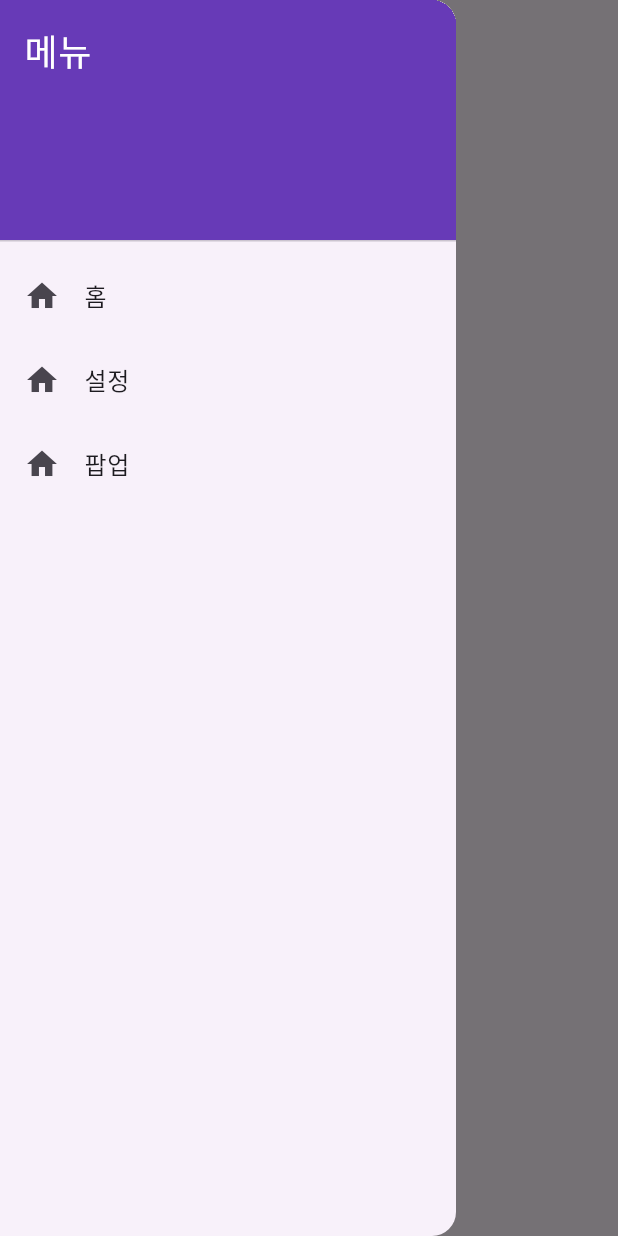
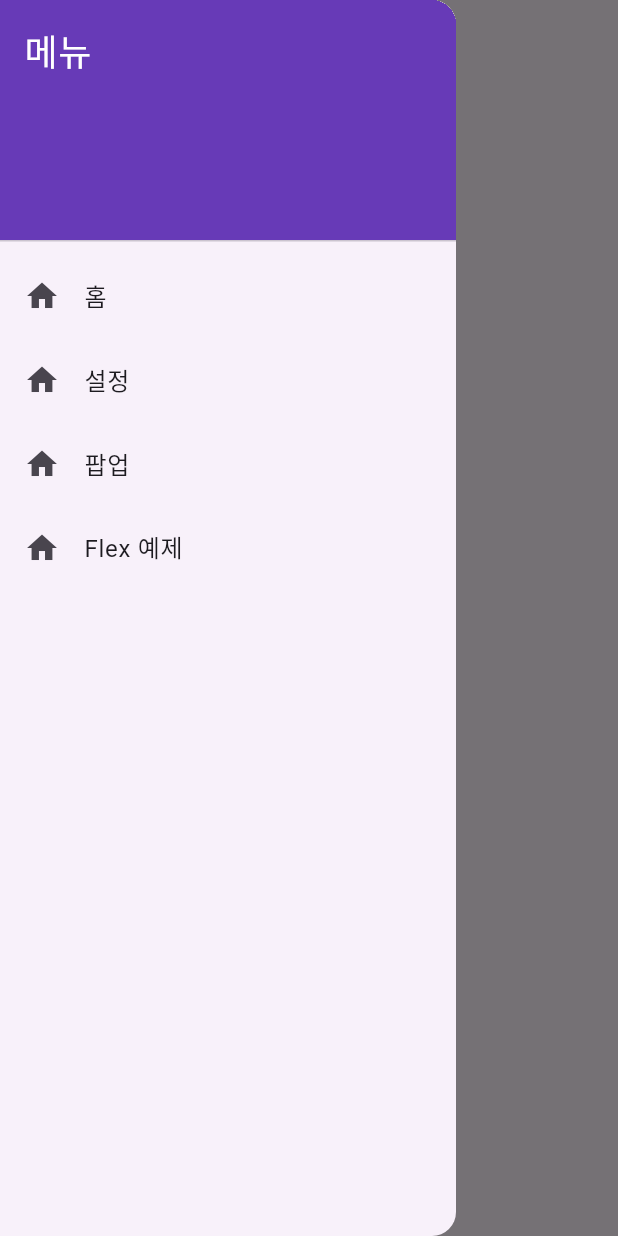
Before and after one commit to gimujeongsig/flutter, a Flutter app: the SettingPage screen opened by its route, with the side drawer open, on a phone screen of 412 x 824 dp. Run offline on Flutter 3.47's test engine with Material 3 defaults, Android fonts, the phone set to English and light mode, and no system bars.

Commit message:
플렉스 예제 만듦

```diff
--- a/lib/drawer.dart
+++ b/lib/drawer.dart
@@ -48,6 +48,15 @@ class MyDrawer extends StatelessWidget {
                   context, "/popup"
               );
             },
+          ),
+          ListTile(
+            leading: const Icon(Icons.home),
+            title: const Text("Flex 예제"),
+            onTap: () {
+              Navigator.pushNamed(
+                  context, "/flex"
+              );
+            },
           )
         ],
       ),
--- a/lib/main.dart
+++ b/lib/main.dart
@@ -1,5 +1,6 @@
 import 'package:flutter/material.dart';
 import 'package:untitled2/popup_page.dart';
+import 'flex_page.dart';
 import 'setting_page.dart';
 import 'drawer.dart';
 
@@ -22,7 +23,8 @@ class MyApp extends StatelessWidget {
       routes: {
         '/': (context) => const MyHomePage(),
         '/setting': (context) => const SettingPage(),
-        '/popup': (context) => const PopupPage()
+        '/popup': (context) => const PopupPage(),
+        '/flex' : (context) => const FlexPage(),
       },
     );
   }
```
Also changed, not shown: lib/flex_page.dart (added, +36 -0 lines).
